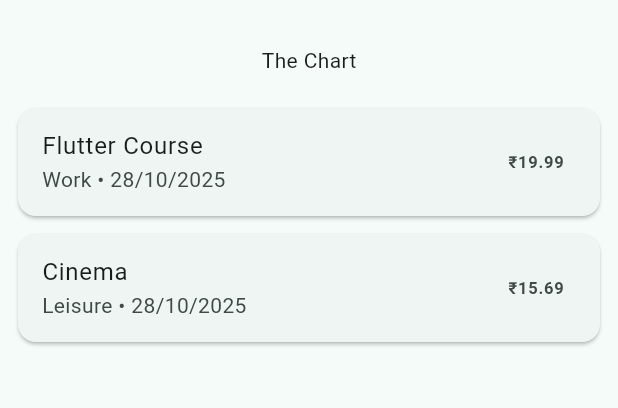
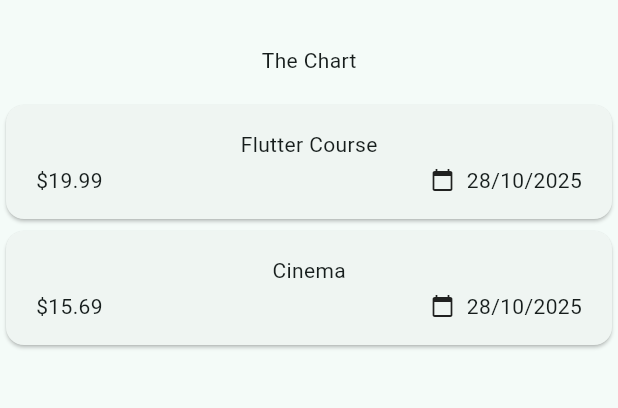
Before and after one commit to Avinash174/Expenses-Tracker, a Flutter app: the screen it shows after launch, on a phone screen of 412 x 824 dp, the part 63-471 px from its top. Run offline on Flutter 3.47's test engine with Material 3 defaults, Android fonts, the phone set to English and light mode, and no system bars.

Commit message:
new changes

```diff
--- a/lib/model/expense.dart
+++ b/lib/model/expense.dart
@@ -3,6 +3,14 @@ import 'package:uuid/uuid.dart';
 final _uuid = const Uuid();
 
 enum Category { food, travel, leisure, work, other }
+
+const categoryIcons = {
+  Category.food: '🍔',
+  Category.travel: '✈️',
+  Category.leisure: '🎮',
+  Category.work: '💼',
+  Category.other: '🛍️',
+};
 
 extension CategoryLabel on Category {
   String get label => name[0].toUpperCase() + name.substring(1);
--- a/lib/widget/expenses_list/expenses_item.dart
+++ b/lib/widget/expenses_list/expenses_item.dart
@@ -8,6 +8,31 @@ class ExpensesItems extends StatelessWidget {
 
   @override
   Widget build(BuildContext context) {
-    return Card(child: Text(expenses.title));
+    return Card(
+      child: Padding(
+        padding: EdgeInsets.symmetric(horizontal: 20, vertical: 16),
+        child: Column(
+          children: [
+            Text(expenses.title),
+            SizedBox(height: 4),
+            Row(
+              children: [
+                Text('\$${expenses.amount.toStringAsFixed(2)}'),
+                Spacer(),
+                Row(
+                  children: [
+                    Icon(Icons.calendar_today, size: 16),
+                    SizedBox(width: 8),
+                    Text(
+                      '${expenses.date.day.toString().padLeft(2, '0')}/${expenses.date.month.toString().padLeft(2, '0')}/${expenses.date.year}',
+                    ),
+                  ],
+                ),
+              ],
+            ),
+          ],
+        ),
+      ),
+    );
   }
 }
--- a/lib/widget/expenses_list/expenses_list.dart
+++ b/lib/widget/expenses_list/expenses_list.dart
@@ -1,3 +1,4 @@
+import 'package:expense_tracker/widget/expenses_list/expenses_item.dart';
 import 'package:flutter/material.dart';
 import 'package:expense_tracker/model/expense.dart';
 
@@ -13,20 +14,7 @@ class ExpensesList extends StatelessWidget {
   Widget build(BuildContext context) {
     return ListView.builder(
       itemCount: expenses.length,
-      itemBuilder: (context, index) {
-        final e = expenses[index];
-        return Card(
-          margin: const EdgeInsets.symmetric(vertical: 6, horizontal: 12),
-          child: ListTile(
-            title: Text(e.title),
-            subtitle: Text('${e.category.label} • ${_formatDate(e.date)}'),
-            trailing: Text(
-              '₹${e.amount.toStringAsFixed(2)}',
-              style: const TextStyle(fontWeight: FontWeight.bold),
-            ),
-          ),
-        );
-      },
+      itemBuilder: (context, index) => ExpensesItems(expenses: expenses[index]),
     );
   }
 }
```
